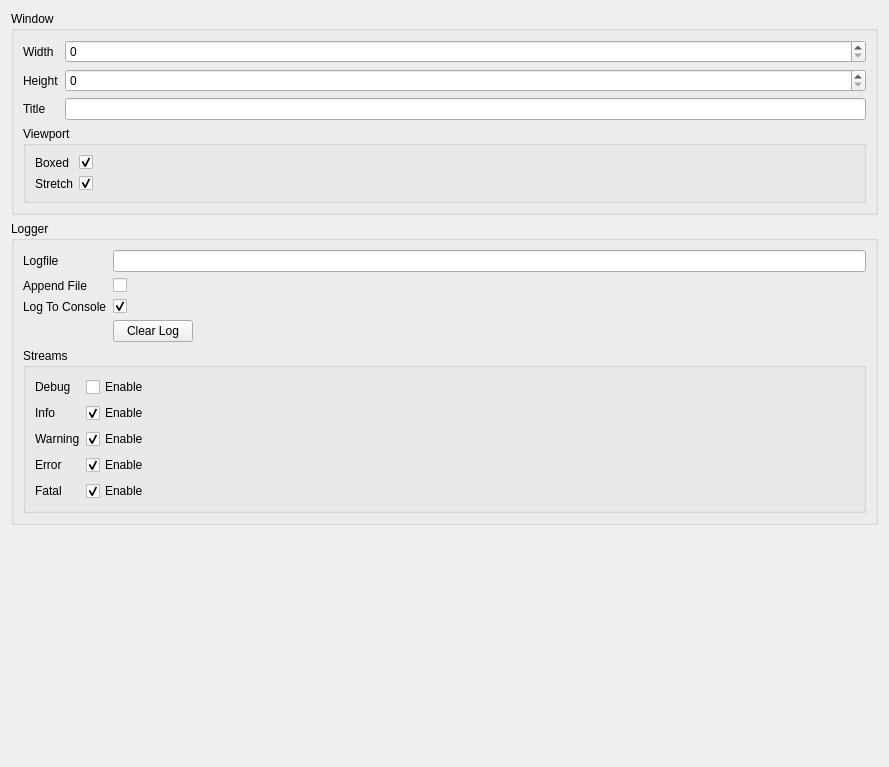
Before: the Qt Designer form editor/ui/tabs/ProjectSettings.ui in RyanDeBarros/Olympian, drawn with Qt 5.
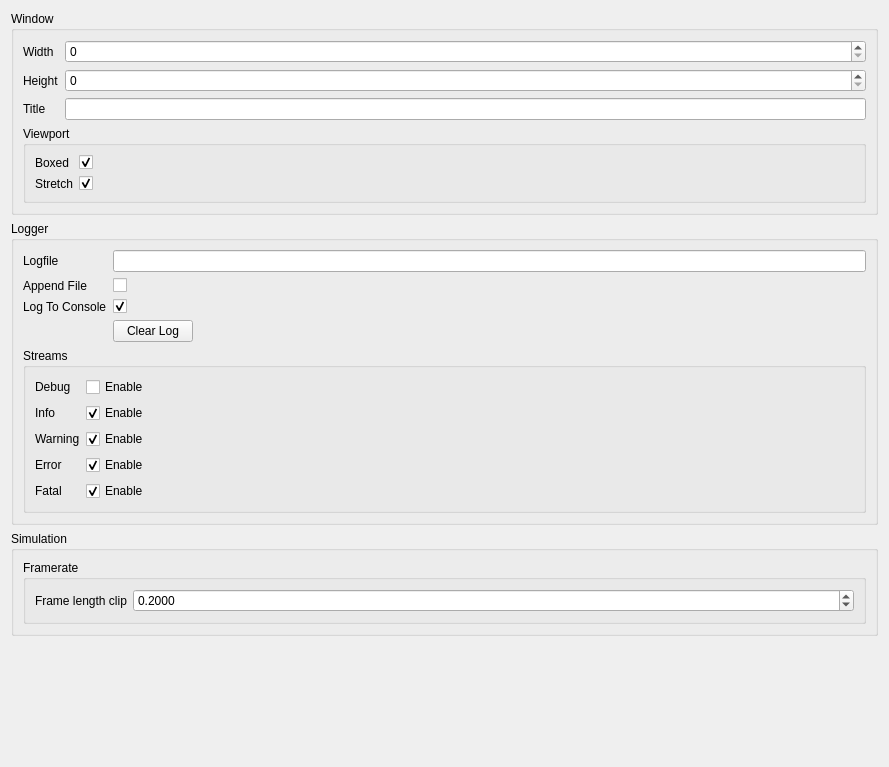
After: the same form once the commit is applied.

Commit message: Added frame length clip to TIME.

Diff of the .ui file:
```diff
--- a/editor/ui/tabs/ProjectSettings.ui
+++ b/editor/ui/tabs/ProjectSettings.ui
@@ -13,7 +13,7 @@
   <property name="windowTitle">
    <string>Form</string>
   </property>
-  <layout class="QVBoxLayout" name="verticalLayout_5">
+  <layout class="QVBoxLayout" name="verticalLayout_7">
    <item>
     <widget class="QGroupBox" name="groupBox">
      <property name="title">
@@ -298,6 +298,48 @@
      </layout>
     </widget>
    </item>
+   <item>
+    <widget class="QGroupBox" name="groupBox_5">
+     <property name="title">
+      <string>Simulation</string>
+     </property>
+     <layout class="QVBoxLayout" name="verticalLayout_6">
+      <item>
+       <widget class="QGroupBox" name="groupBox_6">
+        <property name="title">
+         <string>Framerate</string>
+        </property>
+        <layout class="QVBoxLayout" name="verticalLayout_5">
+         <item>
+          <layout class="QFormLayout" name="formLayout_5">
+           <item row="0" column="0">
+            <widget class="QLabel" name="label_14">
+             <property name="text">
+              <string>Frame length clip</string>
+             </property>
+            </widget>
+           </item>
+           <item row="0" column="1">
+            <widget class="QDoubleSpinBox" name="framerateClip">
+             <property name="decimals">
+              <number>4</number>
+             </property>
+             <property name="maximum">
+              <double>100.000000000000000</double>
+             </property>
+             <property name="value">
+              <double>0.200000000000000</double>
+             </property>
+            </widget>
+           </item>
+          </layout>
+         </item>
+        </layout>
+       </widget>
+      </item>
+     </layout>
+    </widget>
+   </item>
    <item>
     <spacer name="verticalSpacer">
      <property name="orientation">
```
The commit also changes 6 other files.
